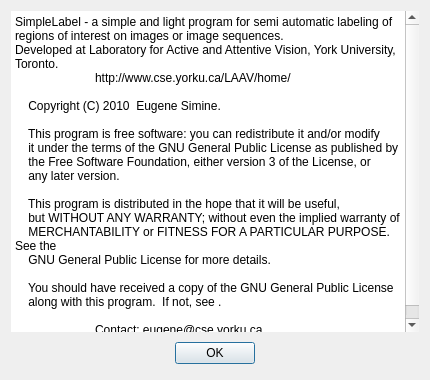
EugeneSimine/SimpleLabel, file SimpleLabel/AboutDlg.ui: the form before one commit.
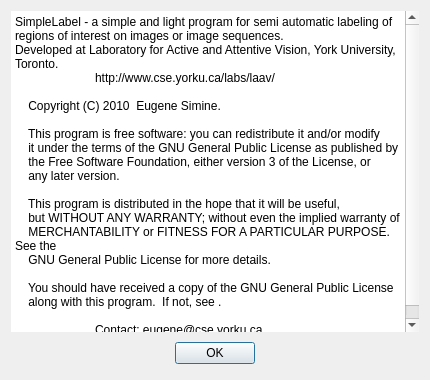
The form after the commit.

Patch:
```diff
--- a/SimpleLabel/AboutDlg.ui
+++ b/SimpleLabel/AboutDlg.ui
@@ -82,7 +82,7 @@
      <property name="plainText">
       <string>SimpleLabel - a simple and light program for semi automatic labeling of regions of interest on images or image sequences. 
 Developed at Laboratory for Active and Attentive Vision, York University, Toronto.
-	http://www.cse.yorku.ca/LAAV/home/
+	http://www.cse.yorku.ca/labs/laav/
 
     Copyright (C) 2010  Eugene Simine.
 
```
